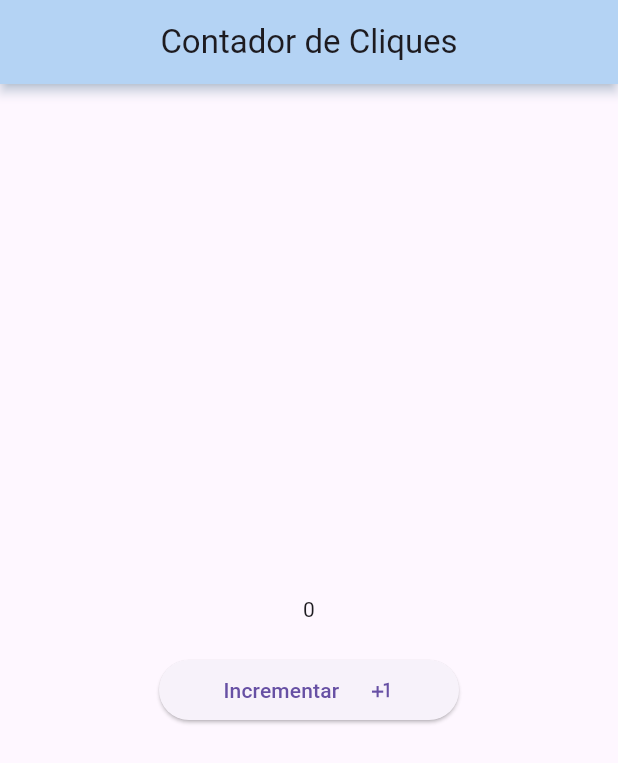
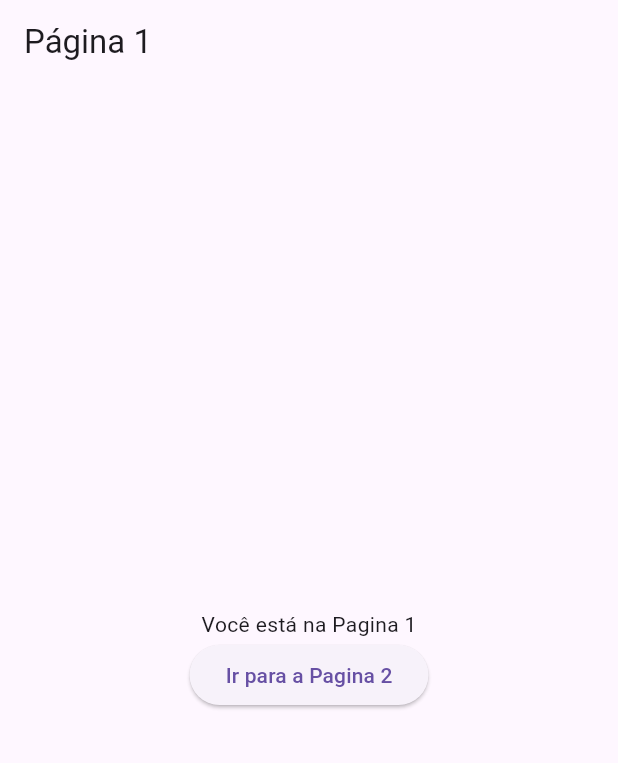
Before and after one commit to rfmeloneto/UnitinDispositiovosMoveis, a Flutter app: the screen it shows after launch, on a phone screen of 412 x 824 dp. Shown: the top 763 px of the screen. Run offline on Flutter 3.47's test engine with Material 3 defaults, Android fonts, the phone set to English and light mode, and no system bars.

Commit message:
navegacao-basica

```diff
--- a/lib/main.dart
+++ b/lib/main.dart
@@ -1,6 +1,7 @@
 import 'package:flutter/material.dart';
 import 'package:flutter/services.dart';
 import 'package:flutter/widgets.dart';
+import 'package:primeiro_app/presenter/first_page.dart';
 
 void main() => runApp(const MyApp());
 
@@ -12,52 +13,8 @@ class MyApp extends StatefulWidget {
 }
 
 class _MyAppState extends State<MyApp> {
-  int contador = 0; //declaramos a variável
   @override
   Widget build(BuildContext context) {
-    //criamos o widget no build
-    return MaterialApp(
-      // Root widget
-      home: Scaffold(
-        appBar: AppBar(
-          backgroundColor: Colors.blue[100],
-          centerTitle: true,
-          elevation: 3.0,
-          shadowColor: Colors.blue[100],
-          title: const Text('Contador de Cliques'),
-        ),
-        body: Center(
-          child: Builder(
-            builder: (context) {
-              return Column(
-                mainAxisAlignment: MainAxisAlignment.center,
-                children: [
-                  //atribuimos a variável ao Text com a conversão .toString()
-                  Text(contador.toString()),
-                  const SizedBox(height: 20),
-                  SizedBox(
-                    width: 200,
-                    child: ElevatedButton(
-                      onPressed: () {
-                        setState(() {
-                          //Chamamos o setState que no ciclo de vida
-                          // atualiza o estado do widget.
-                          contador++;
-                        });
-                      },
-                      child: const Row(
-                        mainAxisAlignment: MainAxisAlignment.spaceEvenly,
-                        //Mudamos o texto e o ícone
-                        children: [Text('Incrementar'), Icon(Icons.plus_one)],
-                      ),
-                    ),
-                  ),
-                ],
-              );
-            },
-          ),
-        ),
-      ),
-    );
+    return const MaterialApp(home: FirstPage());
   }
 }
--- /dev/null
+++ b/lib/presenter/first_page.dart
@@ -0,0 +1,33 @@
+import 'package:flutter/material.dart';
+import 'package:primeiro_app/presenter/second_page.dart';
+
+class FirstPage extends StatelessWidget {
+  const FirstPage({super.key});
+
+  @override
+  Widget build(BuildContext context) {
+    return Scaffold(
+      appBar: AppBar(
+        title: const Text('Página 1'),
+      ),
+      body: Center(
+        child: Column(
+          mainAxisAlignment: MainAxisAlignment.center,
+          children: [
+            const Text('Você está na Pagina 1'),
+            ElevatedButton(
+                child: const Text('Ir para a Pagina 2'),
+                onPressed: () {
+                  Navigator.push(
+                    context,
+                    MaterialPageRoute(
+                      builder: (context) => const SecondPage(),
+                    ),
+                  );
+                })
+          ],
+        ),
+      ),
+    );
+  }
+}
```
Also changed, not shown: lib/presenter/second_page.dart (added, +35 -0 lines), lib/presenter/third_page.dart (added, +26 -0 lines).
